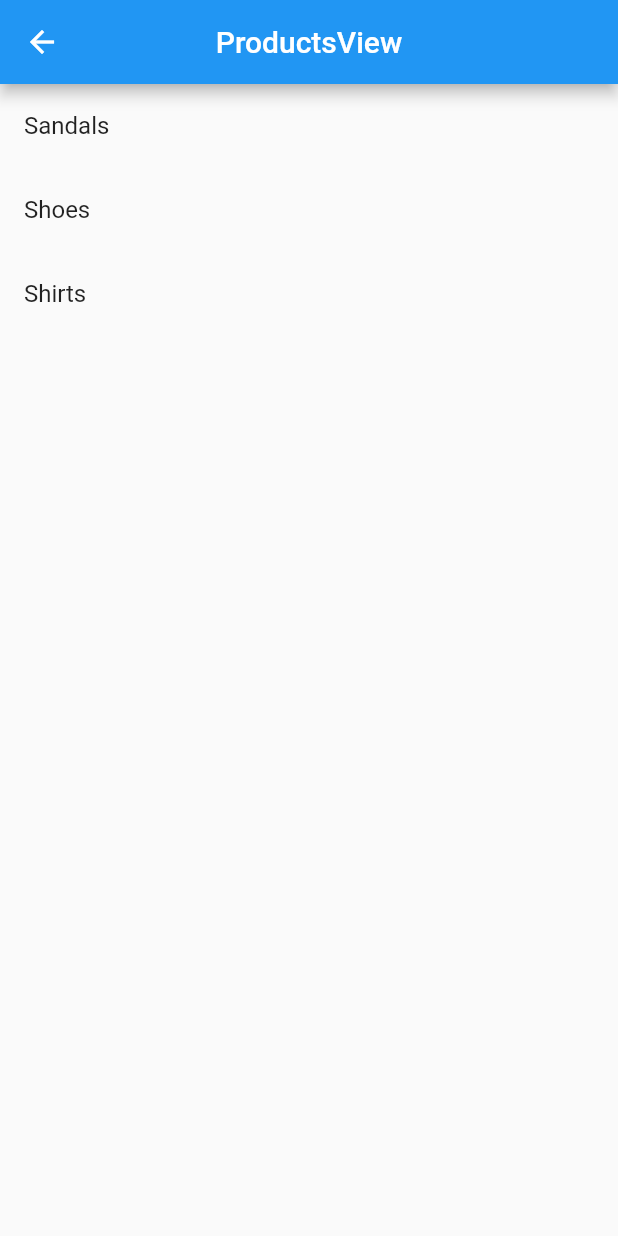
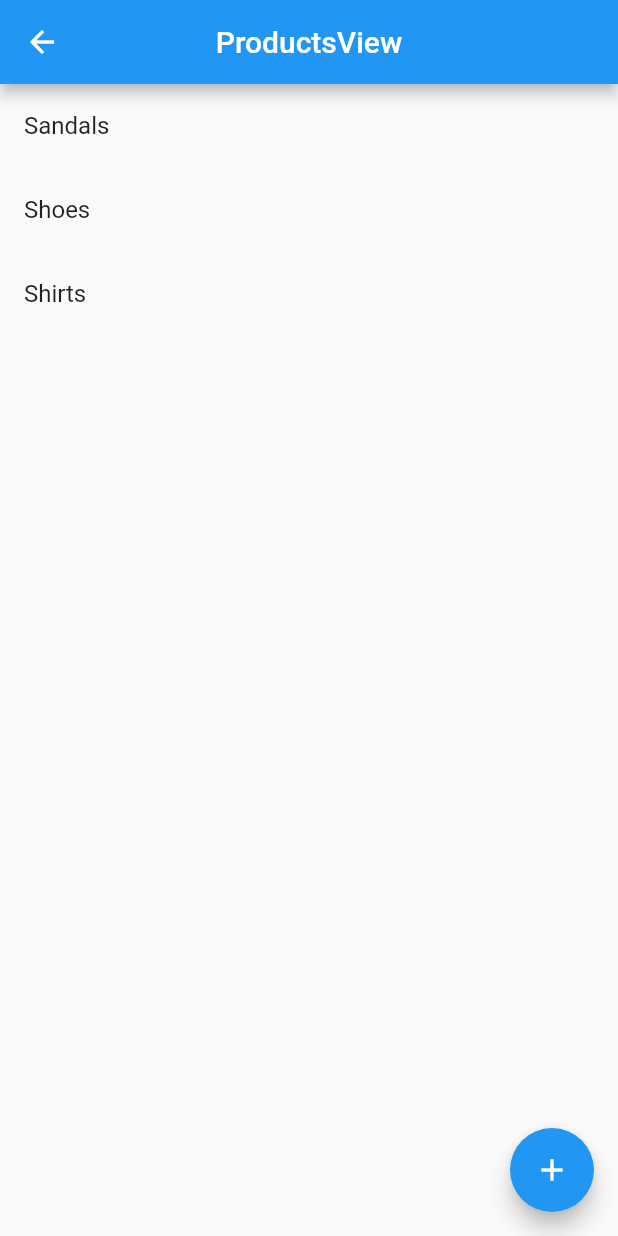
Before and after one commit to ricky-blip/get_cli_0, a Flutter app: the ProductsView screen opened by its route, on a phone screen of 412 x 824 dp. Run offline on Flutter 3.47's test engine with Material 2 defaults, Android fonts, the light colour scheme and no system bars; our stand-ins replace get.

Commit message:
create add_product

```diff
--- a/lib/app/modules/products/views/products_view.dart
+++ b/lib/app/modules/products/views/products_view.dart
@@ -10,13 +10,19 @@ class ProductsView extends GetView<ProductsController> {
         title: const Text('ProductsView'),
         centerTitle: true,
       ),
-      body: ListView.builder(
-        itemCount: controller.allProducts.length,
-        itemBuilder: (context, index) => ListTile(
-          title: Text(
-            controller.allProducts[index]["name"],
+      body: Obx(
+        () => ListView.builder(
+          itemCount: controller.allProducts.length,
+          itemBuilder: (context, index) => ListTile(
+            title: Text(
+              controller.allProducts[index]["name"],
+            ),
           ),
         ),
+      ),
+      floatingActionButton: FloatingActionButton(
+        onPressed: () => "",
+        child: Icon(Icons.add),
       ),
     );
   }
--- a/lib/app/routes/app_routes.dart
+++ b/lib/app/routes/app_routes.dart
@@ -5,10 +5,12 @@ abstract class Routes {
   Routes._();
   static const HOME = _Paths.HOME;
   static const PRODUCTS = _Paths.PRODUCTS;
+  static const ADD_PRODUCT = _Paths.ADD_PRODUCT;
 }
 
 abstract class _Paths {
   _Paths._();
   static const HOME = '/home';
   static const PRODUCTS = '/products';
+  static const ADD_PRODUCT = '/add-product';
 }
```
Also changed, not shown: lib/app/modules/add_product/bindings/add_product_binding.dart (added, +12 -0 lines), lib/app/modules/add_product/controllers/add_product_controller.dart (added, +23 -0 lines), lib/app/modules/add_product/views/add_product_view.dart (added, +24 -0 lines), lib/app/routes/app_pages.dart (+8 -0 lines).
